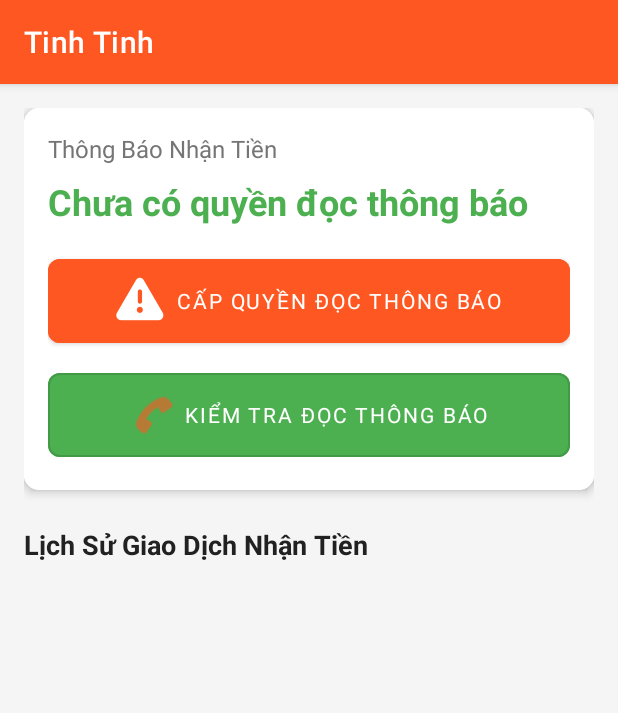
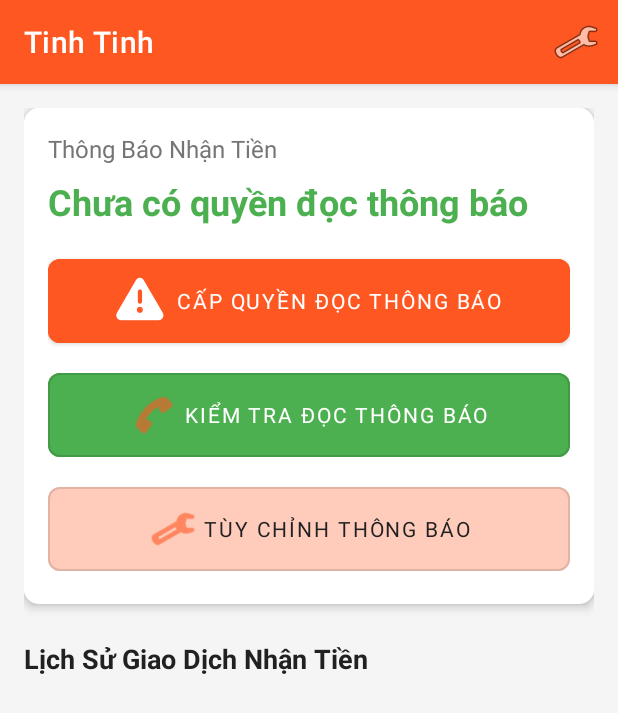
Before and after one commit to hongducdev/tinh-tinh, an Android app: the screen it shows after launch (MainActivity), on a phone screen of 412 x 824 dp. Shown: the top 713 px of the screen. Run offline under Robolectric (Android 15) with nearby library versions, the phone set to English and light mode, and no system bars.

Commit message:
Add notification prefix customization feature and settings activity
- Updated README.md to include information about customizing notification prefixes.
- Added SettingsActivity for users to change notification prefix.
- Enhanced MainActivity to handle notification prefix settings and display.
- Introduced a new button in the UI for accessing notification settings.
- Improved layout to ensure proper display and interaction with system UI.

```diff
--- a/app/src/main/AndroidManifest.xml
+++ b/app/src/main/AndroidManifest.xml
@@ -28,6 +28,11 @@
             </intent-filter>
         </activity>
 
+        <activity
+            android:name=".SettingsActivity"
+            android:exported="false"
+            android:parentActivityName=".MainActivity" />
+
         <service android:name=".NotificationService"
             android:label="@string/app_name"
             android:permission="android.permission.BIND_NOTIFICATION_LISTENER_SERVICE"
--- a/app/src/main/java/com/example/tinhtinh/MainActivity.java
+++ b/app/src/main/java/com/example/tinhtinh/MainActivity.java
@@ -11,6 +11,8 @@ import android.provider.Settings;
 import android.speech.tts.TextToSpeech;
 import android.speech.tts.TextToSpeech.OnInitListener;
 import android.text.TextUtils;
+import android.view.Menu;
+import android.view.MenuItem;
 import android.view.View;
 import android.widget.Button;
 import android.widget.ImageView;
@@ -38,8 +40,10 @@ import java.util.regex.Pattern;
 public class MainActivity extends AppCompatActivity implements OnInitListener {
     private static final String TAG = "MainActivity";
     private static final String ENABLED_NOTIFICATION_LISTENERS = "enabled_notification_listeners";
-    private static final String PREFS_NAME = "TinhTinhPrefs";
+    public static final String PREFS_NAME = "TinhTinhPrefs";
     private static final String KEY_FIRST_LAUNCH = "first_launch";
+    public static final String KEY_NOTIFICATION_PREFIX = "notification_prefix";
+    private static final String DEFAULT_NOTIFICATION_PREFIX = "Bạn đã nhận được";
 
     private TextView amountReceivedTextView;
     private RecyclerView transactionsListView;
@@ -48,8 +52,10 @@ public class MainActivity extends AppCompatActivity implements OnInitListener {
     private TransactionAdapter adapter;
     private BroadcastReceiver notificationReceiver;
 
+    // Đối tượng Text-to-Speech
     private TextToSpeech tts;
 
+    // Tổng số tiền nhận được
     private long totalAmountReceived = 0;
 
     @Override
@@ -57,54 +63,101 @@ public class MainActivity extends AppCompatActivity implements OnInitListener {
         super.onCreate(savedInstanceState);
         setContentView(R.layout.activity_main);
 
+        // Thiết lập toolbar
         Toolbar toolbar = findViewById(R.id.toolbar);
         setSupportActionBar(toolbar);
 
+        // Khởi tạo Text-to-Speech
         tts = new TextToSpeech(this, this);
 
+        // Khởi tạo các view
         amountReceivedTextView = findViewById(R.id.amountReceivedTextView);
         transactionsListView = findViewById(R.id.transactionsListView);
         permissionButton = findViewById(R.id.permissionButton);
 
+        // Thiết lập thông báo trạng thái
         amountReceivedTextView.setText("Sẵn sàng theo dõi biến động số dư");
 
+        // Thiết lập sự kiện click cho nút yêu cầu quyền
         permissionButton.setOnClickListener(v -> {
+            // Mở màn hình cài đặt để người dùng cho phép ứng dụng đọc thông báo
             requestNotificationPermission();
         });
 
+        // Thiết lập sự kiện click cho nút kiểm tra Text-to-Speech
         MaterialButton testTtsButton = findViewById(R.id.testTtsButton);
         testTtsButton.setOnClickListener(v -> {
+            // Đọc thông báo kiểm tra
             String testMessage = "Bạn đã nhận được 2 triệu đồng";
             speakNotification(testMessage);
             showSnackbar("Đang phát: " + testMessage);
         });
 
+        // Thiết lập sự kiện click cho nút cài đặt
+        MaterialButton settingsButton = findViewById(R.id.settingsButton);
+        settingsButton.setOnClickListener(v -> {
+            // Mở màn hình cài đặt
+            Intent intent = new Intent(this, SettingsActivity.class);
+            startActivity(intent);
+        });
+
+        // Tạo danh sách trống cho các thông báo
         transactionsList = new ArrayList<>();
 
+        // Tạo adapter cho ListView
         adapter = new TransactionAdapter(this, transactionsList);
 
+        // Thiết lập adapter cho RecyclerView
         transactionsListView.setAdapter(adapter);
 
+        // Kiểm tra xem quyền đọc thông báo đã được cấp chưa
         checkNotificationListenerPermission();
 
+        // Đăng ký BroadcastReceiver để nhận thông báo từ NotificationService
         registerNotificationReceiver();
 
+        // Kiểm tra lần đầu chạy ứng dụng
         checkFirstLaunch();
     }
 
+    @Override
+    public boolean onCreateOptionsMenu(Menu menu) {
+        getMenuInflater().inflate(R.menu.main_menu, menu);
+        return true;
+    }
+
+    @Override
+    public boolean onOptionsItemSelected(MenuItem item) {
+        if (item.getItemId() == R.id.action_settings) {
+            // Mở màn hình cài đặt
+            Intent intent = new Intent(this, SettingsActivity.class);
+            startActivity(intent);
+            return true;
+        }
+        return super.onOptionsItemSelected(item);
+    }
+
+    /**
+     * Kiểm tra xem đây có phải là lần đầu chạy ứng dụng không
+     */
     private void checkFirstLaunch() {
         SharedPreferences prefs = getSharedPreferences(PREFS_NAME, MODE_PRIVATE);
         boolean isFirstLaunch = prefs.getBoolean(KEY_FIRST_LAUNCH, true);
 
         if (isFirstLaunch) {
+            // Lưu trạng thái đã mở ứng dụng
             SharedPreferences.Editor editor = prefs.edit();
             editor.putBoolean(KEY_FIRST_LAUNCH, false);
             editor.apply();
 
+            // Hiển thị hộp thoại chào mừng và yêu cầu quyền
             showWelcomeDialog();
         }
     }
 
+    /**
+     * Hiển thị hộp thoại chào mừng người dùng và yêu cầu cấp quyền
+     */
     private void showWelcomeDialog() {
         new MaterialAlertDialogBuilder(this)
             .setTitle("Chào mừng đến với Tinh Tinh!")
@@ -117,13 +170,21 @@ public class MainActivity extends AppCompatActivity implements OnInitListener {
             .show();
     }
 
+    /**
+     * Mở màn hình cài đặt để người dùng cấp quyền
+     */
     private void requestNotificationPermission() {
+        // Mở màn hình cài đặt để người dùng cho phép ứng dụng đọc thông báo
         Intent intent = new Intent(Settings.ACTION_NOTIFICATION_LISTENER_SETTINGS);
         startActivity(intent);
 
+        // Hiển thị hướng dẫn
         showSnackbar("Hãy bật quyền cho Tinh Tinh trong danh sách");
     }
 
+    /**
+     * Hiển thị snackbar
+     */
     private void showSnackbar(String message) {
         View rootView = findViewById(android.R.id.content);
         Snackbar.make(rootView, message, Snackbar.LENGTH_LONG).show();
@@ -132,16 +193,19 @@ public class MainActivity extends AppCompatActivity implements OnInitListener {
     @Override
     protected void onResume() {
         super.onResume();
+        // Kiểm tra lại quyền khi người dùng quay lại ứng dụng
         checkNotificationListenerPermission();
     }
 
     @Override
     protected void onDestroy() {
         super.onDestroy();
+        // Hủy đăng ký BroadcastReceiver khi activity bị hủy
         if (notificationReceiver != null) {
             LocalBroadcastManager.getInstance(this).unregisterReceiver(notificationReceiver);
         }
 
+        // Giải phóng tài nguyên Text-to-Speech
         if (tts != null) {
             tts.stop();
             tts.shutdown();
@@ -151,15 +215,16 @@ public class MainActivity extends AppCompatActivity implements OnInitListener {
     @Override
     public void onInit(int status) {
         if (status == TextToSpeech.SUCCESS) {
-            int result = tts.setLanguage(new Locale("vi", "VN"));
+            // Thiết lập ngôn ngữ cho Text-to-Speech
+            int result = tts.setLanguage(new Locale("vi", "VN")); // Tiếng Việt
 
             if (result == TextToSpeech.LANG_MISSING_DATA || result == TextToSpeech.LANG_NOT_SUPPORTED) {
                 Log.e(TAG, "Ngôn ngữ tiếng Việt không được hỗ trợ, sử dụng tiếng Anh");
-                tts.setLanguage(Locale.US);
+                tts.setLanguage(Locale.US); // Sử dụng tiếng Anh nếu không có tiếng Việt
             }
 
-            tts.setPitch(1.0f);
-            tts.setSpeechRate(0.9f);
+            tts.setPitch(1.0f); // Cao độ bình thường
+            tts.setSpeechRate(0.9f); // Tốc độ nói hơi chậm một chút để dễ nghe
 
             Log.d(TAG, "TextToSpeech đã được khởi tạo thành công");
         } else {
@@ -167,24 +232,33 @@ public class MainActivity extends AppCompatActivity implements OnInitListener {
         }
     }
 
+    /**
+     * Phát âm thanh thông báo
+     */
     private void speakNotification(String text) {
         if (tts != null) {
             tts.speak(text, TextToSpeech.QUEUE_FLUSH, null, "notification_id");
         }
     }
 
+    /**
+     * Kiểm tra xem quyền đọc thông báo đã được cấp chưa
+     */
     private void checkNotificationListenerPermission() {
         String enabledNotificationListeners = Settings.Secure.getString(
                 getContentResolver(), ENABLED_NOTIFICATION_LISTENERS);
 
         String packageName = getPackageName();
 
+        // Ẩn/hiện nút yêu cầu quyền
         if (enabledNotificationListeners != null && enabledNotificationListeners.contains(packageName)) {
+            // Quyền đã được cấp
             permissionButton.setText("ĐÃ CẤP QUYỀN ĐỌC THÔNG BÁO");
             permissionButton.setBackgroundColor(getResources().getColor(R.color.money_green));
             permissionButton.setIcon(getDrawable(android.R.drawable.ic_dialog_info));
             amountReceivedTextView.setText("Đang theo dõi biến động số dư...");
         } else {
+            // Quyền chưa được cấp
             permissionButton.setText("CẤP QUYỀN ĐỌC THÔNG BÁO");
             permissionButton.setBackgroundColor(getResources().getColor(R.color.primary));
             permissionButton.setIcon(getDrawable(android.R.drawable.ic_dialog_alert));
@@ -192,6 +266,9 @@ public class MainActivity extends AppCompatActivity implements OnInitListener {
         }
     }
 
+    /**
+     * Đăng ký BroadcastReceiver để nhận thông báo từ NotificationService
+     */
     private void registerNotificationReceiver() {
         notificationReceiver = new BroadcastReceiver() {
             @Override
@@ -203,39 +280,58 @@ public class MainActivity extends AppCompatActivity implements OnInitListener {
 
                     Log.d(TAG, "Notification received: " + title + " - " + text);
 
+                    // Xử lý thông báo
                     processNotification(title, text, packageName);
                 }
             }
         };
 
+        // Đăng ký BroadcastReceiver với LocalBroadcastManager
         IntentFilter filter = new IntentFilter(NotificationService.ACTION_NOTIFICATION_RECEIVED);
         LocalBroadcastManager.getInstance(this).registerReceiver(notificationReceiver, filter);
     }
 
+    /**
+     * Xử lý thông báo nhận được
+     */
     private void processNotification(String title, String text, String packageName) {
+        // Tạo một giao dịch mới từ thông báo biến động số dư
         Map<String, String> notification = new HashMap<>();
 
+        // Lấy tên ngân hàng từ package
         String bankName = getApplicationNameFromPackage(packageName);
         notification.put("sender", bankName);
 
+        // Trích xuất số tiền từ nội dung thông báo (nếu có)
         String amountStr = extractAmount(text);
         String cleanAmount = formatAmountForSpeech(amountStr);
         notification.put("amount", amountStr);
 
+        // Lấy thời gian hiện tại
         notification.put("date", getCurrentDate());
 
+        // Lấy nội dung thông báo
         notification.put("message", text);
 
+        // Thêm thông báo mới vào đầu danh sách
         transactionsList.add(0, notification);
 
+        // Cập nhật ListView
         adapter.notifyDataSetChanged();
 
+        // Lấy tiền tố thông báo từ cài đặt
+        SharedPreferences prefs = getSharedPreferences(PREFS_NAME, MODE_PRIVATE);
+        String notificationPrefix = prefs.getString(KEY_NOTIFICATION_PREFIX, DEFAULT_NOTIFICATION_PREFIX);
+
+        // Hiển thị thông báo "Bạn đã nhận được [số tiền]"
         if (!amountStr.isEmpty()) {
-            String displayMsg = "Bạn đã nhận được " + amountStr;
+            // Hiển thị với định dạng gốc (cho Toast và TextView)
+            String displayMsg = notificationPrefix + " " + amountStr;
             showSnackbar(displayMsg);
             amountReceivedTextView.setText(displayMsg);
 
-            String speechMsg = "Bạn đã nhận được " + cleanAmount + " đồng";
+            // Đọc với định dạng đơn giản hơn
+            String speechMsg = notificationPrefix + " " + cleanAmount + " đồng";
             speakNotification(speechMsg);
         } else {
             showSnackbar("Có biến động số dư từ: " + bankName);
--- a/app/src/main/res/layout/activity_main.xml
+++ b/app/src/main/res/layout/activity_main.xml
@@ -5,12 +5,14 @@
     android:layout_width="match_parent"
     android:layout_height="match_parent"
     android:background="@color/background"
+    android:fitsSystemWindows="true"
     tools:context=".MainActivity">
 
     <!-- Thanh công cụ trên cùng -->
     <com.google.android.material.appbar.AppBarLayout
         android:layout_width="match_parent"
-        android:layout_height="wrap_content">
+        android:layout_height="wrap_content"
+        android:fitsSystemWindows="true">
 
         <androidx.appcompat.widget.Toolbar
             android:id="@+id/toolbar"
@@ -91,6 +93,20 @@
                         app:icon="@android:drawable/ic_menu_call"
                         app:iconGravity="textStart"
                         style="@style/Widget.MaterialComponents.Button.OutlinedButton"/>
+
+                    <com.google.android.material.button.MaterialButton
+                        android:id="@+id/settingsButton"
+                        android:layout_width="match_parent"
+                        android:layout_height="wrap_content"
+                        android:text="TÙY CHỈNH THÔNG BÁO"
+                        android:backgroundTint="@color/primary_light"
+                        android:textColor="@color/text_primary"
+                        android:padding="12dp"
+                        android:layout_marginTop="8dp"
+                        app:cornerRadius="8dp"
+                        app:icon="@android:drawable/ic_menu_manage"
+                        app:iconGravity="textStart"
+                        style="@style/Widget.MaterialComponents.Button.OutlinedButton"/>
                 </LinearLayout>
             </com.google.android.material.card.MaterialCardView>
 
--- /dev/null
+++ b/app/src/main/res/menu/main_menu.xml
@@ -0,0 +1,9 @@
+<?xml version="1.0" encoding="utf-8"?>
+<menu xmlns:android="http://schemas.android.com/apk/res/android"
+    xmlns:app="http://schemas.android.com/apk/res-auto">
+    <item
+        android:id="@+id/action_settings"
+        android:title="Cài đặt"
+        android:icon="@android:drawable/ic_menu_manage"
+        app:showAsAction="always" />
+</menu>
--- a/app/src/main/res/values/themes.xml
+++ b/app/src/main/res/values/themes.xml
@@ -15,6 +15,7 @@
         <item name="android:windowLightStatusBar">false</item>
         <!-- Ensure content doesn't overlap with status bar -->
         <item name="android:windowTranslucentStatus">false</item>
+        <item name="android:fitsSystemWindows">true</item>
         <item name="android:windowDrawsSystemBarBackgrounds">true</item>
         <!-- Customize font -->
         <item name="android:fontFamily">sans-serif</item>
```
Also changed, not shown: app/src/main/java/com/example/tinhtinh/SettingsActivity.java (added, +82 -0 lines), app/src/main/res/layout/activity_settings.xml (added, +132 -0 lines), 1 other file.
